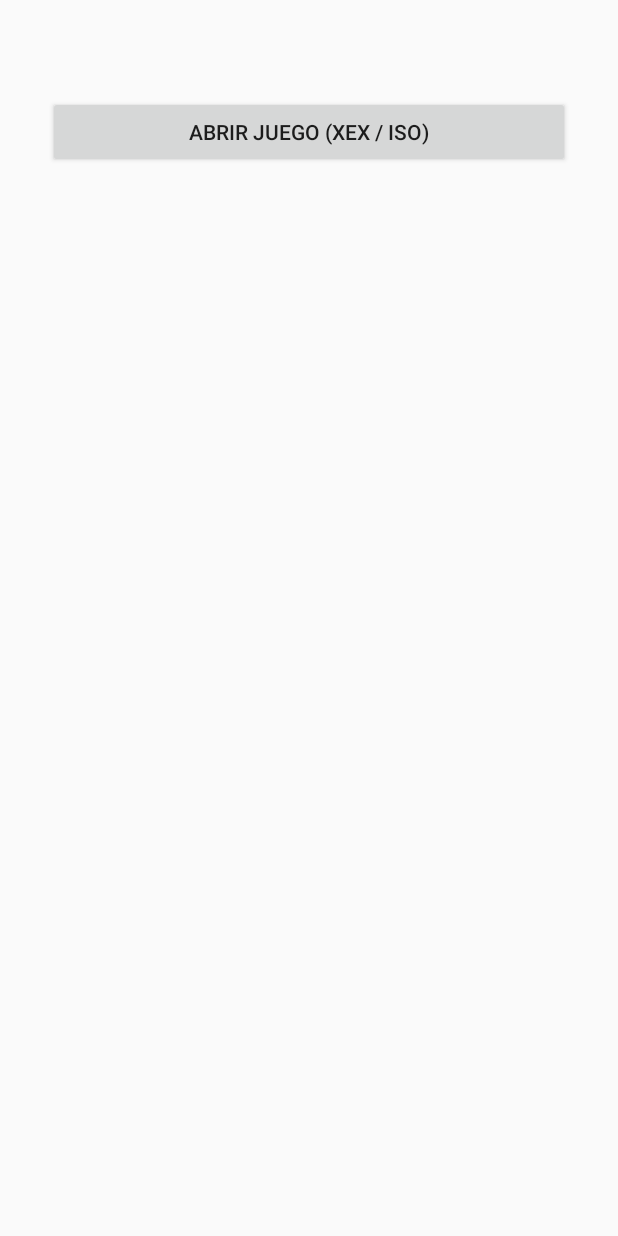
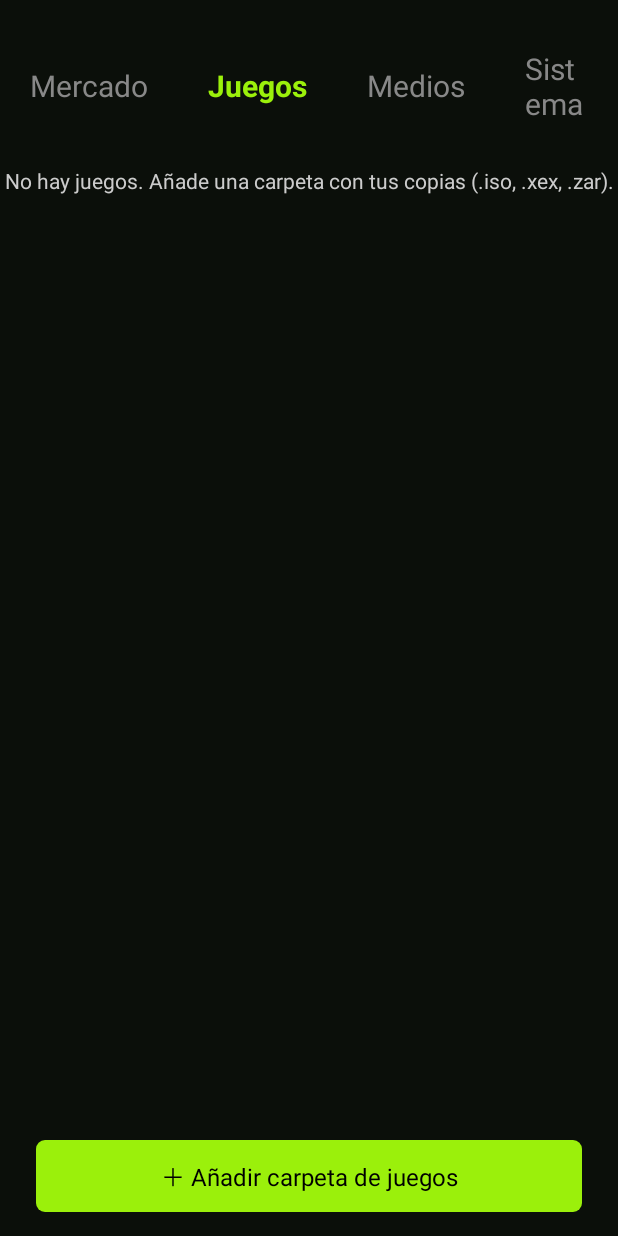
Before and after one commit to 3dnux/dotnet, an Android app: the screen it shows after launch (MainActivity), on a phone screen of 412 x 824 dp. Run offline under Robolectric (Android 15) with nearby library versions, the phone set to English and light mode, and no system bars.

Commit message:
Add Xbox 360-style dashboard with persistent game library
Co-Authored-By: Claude Sonnet 5.5 <noreply@anthropic.com>
Claude-Session: https://claude.ai/code/session_01VktpHMSNJSBUVEcVQ4q2zF

```diff
--- a/xbox360-android/app/build.gradle.kts
+++ b/xbox360-android/app/build.gradle.kts
@@ -28,4 +28,6 @@ android {
 dependencies {
     implementation("androidx.core:core-ktx:1.13.1")
     implementation("androidx.appcompat:appcompat:1.7.0")
+    implementation("androidx.recyclerview:recyclerview:1.3.2")
+    implementation("androidx.activity:activity-ktx:1.9.1")
 }
--- /dev/null
+++ b/xbox360-android/app/src/main/java/dev/x360/emu/Game.kt
@@ -0,0 +1,3 @@
+package dev.x360.emu
+
+data class Game(val uri: String, val title: String)
--- /dev/null
+++ b/xbox360-android/app/src/main/java/dev/x360/emu/LibraryStore.kt
@@ -0,0 +1,21 @@
+package dev.x360.emu
+
+import android.content.Context
+import org.json.JSONArray
+import org.json.JSONObject
+
+/** Guarda la biblioteca de juegos en SharedPreferences como JSON. */
+class LibraryStore(context: Context) {
+    private val prefs = context.getSharedPreferences("library", Context.MODE_PRIVATE)
+
+    fun load(): List<Game> {
+        val arr = JSONArray(prefs.getString("games", "[]"))
+        return (0 until arr.length()).map { arr.getJSONObject(it).let { o -> Game(o.getString("uri"), o.getString("title")) } }
+    }
+
+    fun save(games: List<Game>) {
+        val arr = JSONArray()
+        games.sortedBy { it.title.lowercase() }.forEach { arr.put(JSONObject().put("uri", it.uri).put("title", it.title)) }
+        prefs.edit().putString("games", arr.toString()).apply()
+    }
+}
--- a/xbox360-android/app/src/main/java/dev/x360/emu/MainActivity.kt
+++ b/xbox360-android/app/src/main/java/dev/x360/emu/MainActivity.kt
@@ -1,29 +1,138 @@
 package dev.x360.emu
 
 import android.content.Intent
+import android.graphics.Color
+import android.graphics.Typeface
+import android.graphics.drawable.GradientDrawable
 import android.os.Bundle
-import android.widget.Button
+import android.view.Gravity
+import android.view.View
+import android.view.ViewGroup
+import android.widget.FrameLayout
 import android.widget.LinearLayout
 import android.widget.TextView
 import androidx.activity.result.contract.ActivityResultContracts
 import androidx.appcompat.app.AppCompatActivity
+import androidx.recyclerview.widget.GridLayoutManager
+import androidx.recyclerview.widget.RecyclerView
 
-/** Pantalla inicial: elegir un título propio (XEX/ISO) mediante el selector de archivos del sistema. */
+/**
+ * Dashboard inspirado en la Xbox 360: barra de "blades" arriba y, en Juegos,
+ * una cuadrícula de portadas. Las demás blades son marcadores de posición.
+ */
 class MainActivity : AppCompatActivity() {
-    private val picker = registerForActivityResult(ActivityResultContracts.OpenDocument()) { uri ->
-        uri ?: return@registerForActivityResult
-        contentResolver.takePersistableUriPermission(uri, Intent.FLAG_GRANT_READ_URI_PERMISSION)
-        startActivity(Intent(this, EmulationActivity::class.java).setData(uri))
+    private val green = Color.parseColor("#9BF00B")
+    private val bg = Color.parseColor("#0B0F0A")
+    private lateinit var store: LibraryStore
+    private lateinit var adapter: GameAdapter
+    private lateinit var content: FrameLayout
+    private lateinit var gamesView: LinearLayout
+    private lateinit var status: TextView
+
+    private val folderPicker = registerForActivityResult(ActivityResultContracts.OpenDocumentTree()) { tree ->
+        tree ?: return@registerForActivityResult
+        contentResolver.takePersistableUriPermission(tree, Intent.FLAG_GRANT_READ_URI_PERMISSION)
+        status.text = "Buscando juegos…"
+        Thread {
+            val games = LibraryScanner.scan(this, tree)
+            val merged = (store.load() + games).distinctBy { it.uri }
+            store.save(merged)
+            runOnUiThread { showGames(merged) }
+        }.start()
     }
 
     override fun onCreate(savedInstanceState: Bundle?) {
         super.onCreate(savedInstanceState)
-        val root = LinearLayout(this).apply { orientation = LinearLayout.VERTICAL; setPadding(48, 96, 48, 48) }
-        root.addView(TextView(this).apply { text = "Núcleo: ${NativeBridge.coreVersion()}" })
-        root.addView(Button(this).apply {
-            text = "Abrir juego (XEX / ISO)"
-            setOnClickListener { picker.launch(arrayOf("*/*")) }
-        })
+        store = LibraryStore(this)
+        adapter = GameAdapter { game ->
+            startActivity(Intent(this, EmulationActivity::class.java).setData(android.net.Uri.parse(game.uri)))
+        }
+
+        val root = LinearLayout(this).apply { orientation = LinearLayout.VERTICAL; setBackgroundColor(bg) }
+        val blades = LinearLayout(this).apply { gravity = Gravity.CENTER; setPadding(0, dp(24), 0, dp(12)) }
+        val names = listOf("Mercado", "Juegos", "Medios", "Sistema")
+        val tabs = names.map { name ->
+            TextView(this).apply {
+                text = name; textSize = 20f; setPadding(dp(20), dp(8), dp(20), dp(8))
+                setTextColor(Color.GRAY); setOnClickListener { select(name, blades) }
+            }.also { blades.addView(it) }
+        }
+        content = FrameLayout(this)
+        status = TextView(this).apply { setTextColor(Color.LTGRAY); gravity = Gravity.CENTER; setPadding(0, dp(8), 0, dp(8)) }
+        gamesView = buildGamesView()
+
+        root.addView(blades)
+        root.addView(content, LinearLayout.LayoutParams(-1, 0, 1f))
         setContentView(root)
+        select("Juegos", blades)
+        showGames(store.load())
+    }
+
+    private fun buildGamesView() = LinearLayout(this).apply {
+        orientation = LinearLayout.VERTICAL
+        val list = RecyclerView(this@MainActivity).apply {
+            layoutManager = GridLayoutManager(this@MainActivity, 4)
+            adapter = this@MainActivity.adapter
+            setPadding(dp(16), 0, dp(16), 0)
+        }
+        addView(status)
+        addView(list, LinearLayout.LayoutParams(-1, 0, 1f))
+        addView(TextView(this@MainActivity).apply {
+            text = "＋ Añadir carpeta de juegos"; setTextColor(Color.BLACK); textSize = 16f
+            gravity = Gravity.CENTER; setPadding(dp(16), dp(12), dp(16), dp(12))
+            background = GradientDrawable().apply { setColor(green); cornerRadius = dp(6).toFloat() }
+            setOnClickListener { folderPicker.launch(null) }
+        }, LinearLayout.LayoutParams(-1, -2).apply { setMargins(dp(24), dp(8), dp(24), dp(16)) })
+    }
+
+    private fun select(name: String, blades: LinearLayout) {
+        for (i in 0 until blades.childCount) {
+            (blades.getChildAt(i) as TextView).apply {
+                val on = text == name
+                setTextColor(if (on) green else Color.GRAY)
+                setTypeface(null, if (on) Typeface.BOLD else Typeface.NORMAL)
+            }
+        }
+        content.removeAllViews()
+        if (name == "Juegos") content.addView(gamesView, -1, -1) else content.addView(TextView(this).apply {
+            text = when (name) {
+                "Sistema" -> "Núcleo: ${NativeBridge.coreVersion()}"
+                else -> "Próximamente"
+            }
+            setTextColor(Color.LTGRAY); gravity = Gravity.CENTER
+        }, -1, -1)
+    }
+
+    private fun showGames(games: List<Game>) {
+        adapter.submit(games)
+        status.text = if (games.isEmpty()) "No hay juegos. Añade una carpeta con tus copias (.iso, .xex, .zar)." else "${games.size} juegos"
+    }
+
+    private fun dp(v: Int) = (v * resources.displayMetrics.density).toInt()
+}
+
+private class GameAdapter(private val onClick: (Game) -> Unit) : RecyclerView.Adapter<GameAdapter.VH>() {
+    private var items: List<Game> = emptyList()
+    class VH(v: View) : RecyclerView.ViewHolder(v)
+
+    fun submit(list: List<Game>) { items = list.sortedBy { it.title.lowercase() }; notifyDataSetChanged() }
+    override fun getItemCount() = items.size
+
+    override fun onCreateViewHolder(parent: ViewGroup, viewType: Int): VH {
+        val d = parent.resources.displayMetrics.density
+        val tile = TextView(parent.context).apply {
+            layoutParams = ViewGroup.MarginLayoutParams(-1, (150 * d).toInt()).apply { setMargins(8, 8, 8, 8) }
+            gravity = Gravity.BOTTOM or Gravity.START; setPadding(24, 24, 24, 24)
+            setTextColor(Color.WHITE); textSize = 14f; maxLines = 3
+            background = GradientDrawable(GradientDrawable.Orientation.TL_BR,
+                intArrayOf(Color.parseColor("#2E7D0F"), Color.parseColor("#0E2A06"))).apply { cornerRadius = 8 * d }
+        }
+        return VH(tile)
+    }
+
+    override fun onBindViewHolder(h: VH, i: Int) {
+        val game = items[i]
+        (h.itemView as TextView).text = game.title
+        h.itemView.setOnClickListener { onClick(game) }
     }
 }
```
Also changed, not shown: xbox360-android/app/src/main/java/dev/x360/emu/LibraryScanner.kt (added, +38 -0 lines), 1 other file.
